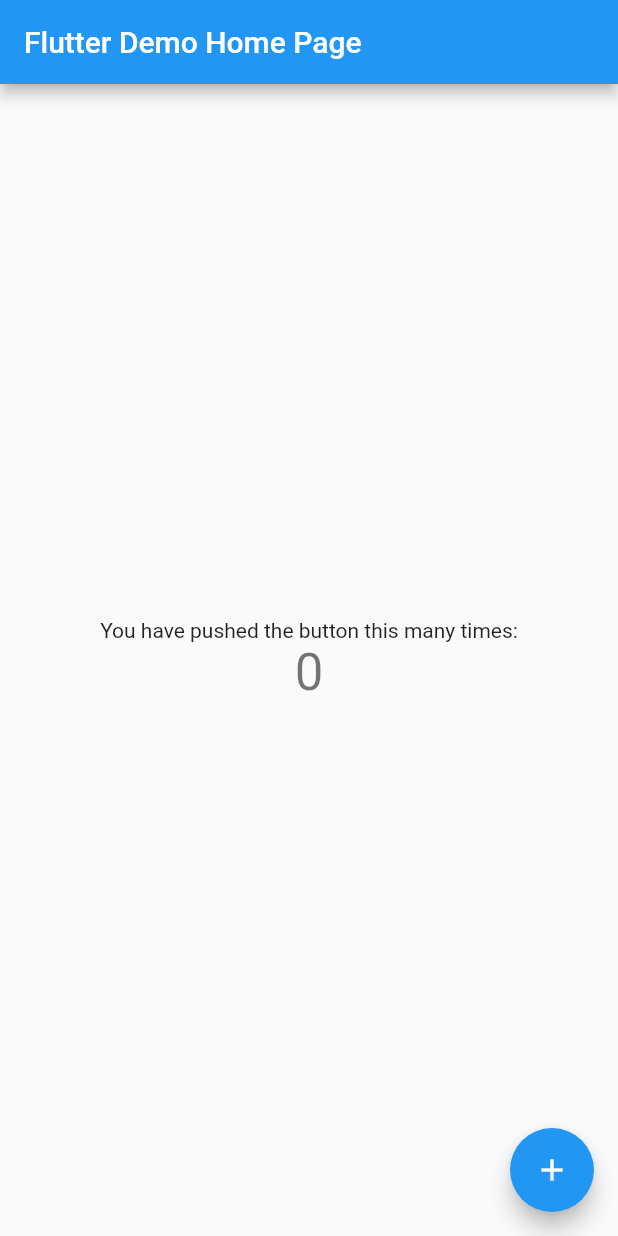
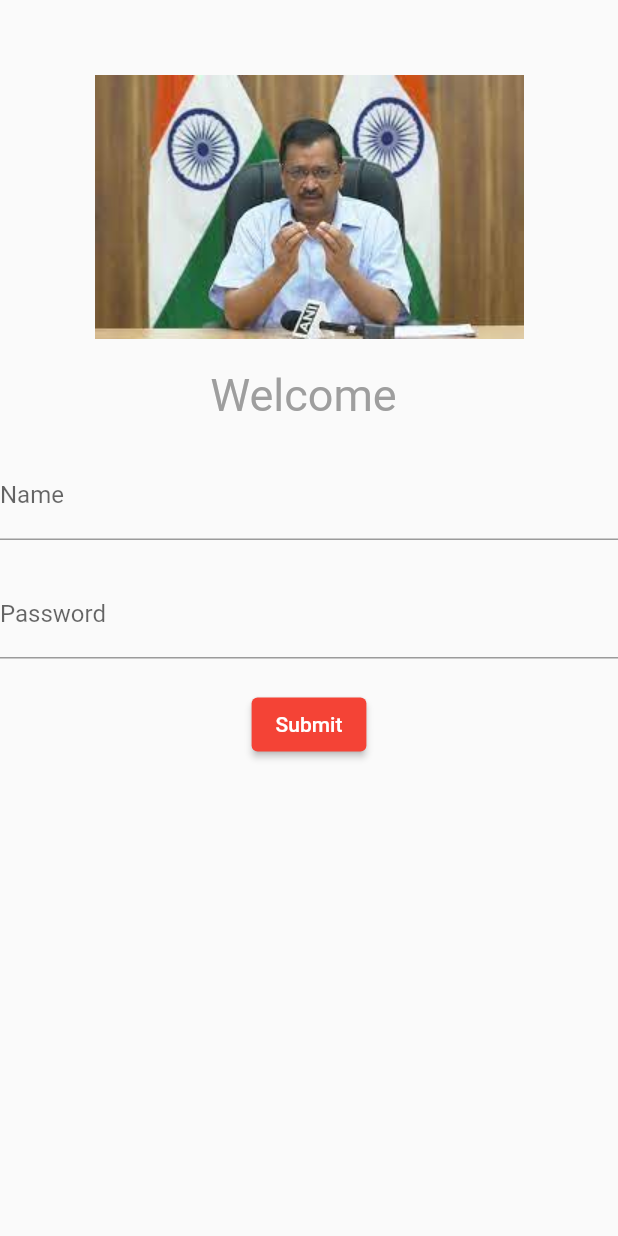
Before and after one commit to heetbhalani/firstFlutterProject, a Flutter app: the screen it shows after launch, on a phone screen of 412 x 824 dp. Run offline on Flutter 3.47's test engine with Material 2 defaults, Android fonts, the phone set to English and light mode, and no system bars; our stand-ins replace google_fonts.

Commit message:
day4 completed

```diff
--- a/lib/main.dart
+++ b/lib/main.dart
@@ -1,115 +1,28 @@
 import 'package:flutter/material.dart';
+import 'package:flutter_catalog/pages/home_page.dart';
+import 'package:flutter_catalog/pages/login_page.dart';
+import 'package:google_fonts/google_fonts.dart';
 
 void main() {
-  runApp(const MyApp());
+  runApp(MyApp());
 }
 
 class MyApp extends StatelessWidget {
-  const MyApp({Key? key}) : super(key: key);
-
-  // This widget is the root of your application.
   @override
   Widget build(BuildContext context) {
     return MaterialApp(
-      title: 'Flutter Demo',
+      themeMode: ThemeMode.light,
       theme: ThemeData(
-        // This is the theme of your application.
-        //
-        // Try running your application with "flutter run". You'll see the
-        // application has a blue toolbar. Then, without quitting the app, try
-        // changing the primarySwatch below to Colors.green and then invoke
-        // "hot reload" (press "r" in the console where you ran "flutter run",
-        // or simply save your changes to "hot reload" in a Flutter IDE).
-        // Notice that the counter didn't reset back to zero; the application
-        // is not restarted.
-        primarySwatch: Colors.blue,
-      ),
-      home: const MyHomePage(title: 'Flutter Demo Home Page'),
+        primarySwatch: Colors.red,
+        fontFamily: GoogleFonts.balooBhai().fontFamily
+        ),
+      // home :HomePage(),
+      initialRoute: "/",
+      routes: {
+        "/login": (context) => LoginPage(),
+        "/home": (context) => HomePage(),
+        "/" : (context) => LoginPage()
+      },
     );
   }
 }
-
-class MyHomePage extends StatefulWidget {
-  const MyHomePage({Key? key, required this.title}) : super(key: key);
-
-  // This widget is the home page of your application. It is stateful, meaning
-  // that it has a State object (defined below) that contains fields that affect
-  // how it looks.
-
-  // This class is the configuration for the state. It holds the values (in this
-  // case the title) provided by the parent (in this case the App widget) and
-  // used by the build method of the State. Fields in a Widget subclass are
-  // always marked "final".
-
-  final String title;
-
-  @override
-  State<MyHomePage> createState() => _MyHomePageState();
-}
-
-class _MyHomePageState extends State<MyHomePage> {
-  int _counter = 0;
-
-  void _incrementCounter() {
-    setState(() {
-      // This call to setState tells the Flutter framework that something has
-      // changed in this State, which causes it to rerun the build method below
-      // so that the display can reflect the updated values. If we changed
-      // _counter without calling setState(), then the build method would not be
-      // called again, and so nothing would appear to happen.
-      _counter++;
-    });
-  }
-
-  @override
-  Widget build(BuildContext context) {
-    // This method is rerun every time setState is called, for instance as done
-    // by the _incrementCounter method above.
-    //
-    // The Flutter framework has been optimized to make rerunning build methods
-    // fast, so that you can just rebuild anything that needs updating rather
-    // than having to individually change instances of widgets.
-    return Scaffold(
-      appBar: AppBar(
-        // Here we take the value from the MyHomePage object that was created by
-        // the App.build method, and use it to set our appbar title.
-        title: Text(widget.title),
-      ),
-      body: Center(
-        // Center is a layout widget. It takes a single child and positions it
-        // in the middle of the parent.
-        child: Column(
-          // Column is also a layout widget. It takes a list of children and
-          // arranges them vertically. By default, it sizes itself to fit its
-          // children horizontally, and tries to be as tall as its parent.
-          //
-          // Invoke "debug painting" (press "p" in the console, choose the
-          // "Toggle Debug Paint" action from the Flutter Inspector in Android
-          // Studio, or the "Toggle Debug Paint" command in Visual Studio Code)
-          // to see the wireframe for each widget.
-          //
-          // Column has various properties to control how it sizes itself and
-          // how it positions its children. Here we use mainAxisAlignment to
-          // center the children vertically; the main axis here is the vertical
-          // axis because Columns are vertical (the cross axis would be
-          // horizontal).
-          mainAxisAlignment: MainAxisAlignment.center,
-          children: <Widget>[
-            const Text(
-              'You have pushed the button this many times:',
-            ),
-            Text(
-              '$_counter',
-              style: Theme.of(context).textTheme.headline4,
-            ),
-          ],
-        ),
-      ),
-      floatingActionButton: FloatingActionButton(
-        onPressed: _incrementCounter,
-        tooltip: 'Increment',
-        child: const Icon(Icons.add),
-      ), // This trailing comma makes auto-formatting nicer for build methods.
-    );
-  }
-}
--- /dev/null
+++ b/lib/pages/home_page.dart
@@ -0,0 +1,20 @@
+import 'package:flutter/material.dart';
+
+class HomePage extends StatelessWidget {
+
+   @override
+  Widget build(BuildContext context) {
+
+    return Scaffold(
+        appBar: AppBar(
+          title: Text("First App"),
+        ),
+        body: Center(
+          child: Container(
+          child: Text("hello buddy"),
+        ),
+      ),
+      drawer: Drawer(),
+    );
+  }
+}
--- /dev/null
+++ b/lib/pages/login_page.dart
@@ -0,0 +1,58 @@
+import 'dart:ui';
+
+import 'package:flutter/material.dart';
+
+class LoginPage extends StatelessWidget {
+  @override
+  Widget build(BuildContext context) {
+    return Material(
+        child: Column(
+      children: [
+        SizedBox(
+          height: 50.0,
+        ),
+
+        Image.asset("assets/images/arvind_kejriwal.jpg", fit: BoxFit.cover),
+
+        SizedBox(
+          height: 20.0,
+        ),
+
+        // ignore: prefer_const_constructors
+        Text(
+          "Welcome ",
+          style: TextStyle(fontSize: 30.0, color: Colors.grey),
+        ),
+
+        SizedBox(
+          height: 20.0,
+        ),
+
+        TextFormField(
+          decoration:
+              InputDecoration(hintText: "Enter Your name", labelText: "Name"),
+        ),
+
+        SizedBox(
+          height: 20.0,
+        ),
+
+        TextFormField(
+          obscureText: true,
+          decoration: InputDecoration(
+              hintText: "Enter Your Password", labelText: "Password"),
+        ),
+
+        SizedBox(
+          height: 20.0,
+        ),
+
+        ElevatedButton(
+            onPressed: () {
+              print("Yes buddy I am printed");
+            },
+            child: Text("Submit"))
+      ],
+    ));
+  }
+}
--- a/pubspec.yaml
+++ b/pubspec.yaml
@@ -34,6 +34,7 @@ dependencies:
   # The following adds the Cupertino Icons font to your application.
   # Use with the CupertinoIcons class for iOS style icons.
   cupertino_icons: ^1.0.2
+  google_fonts: ^2.1.0
 
 dev_dependencies:
   flutter_test:
@@ -58,8 +59,8 @@ flutter:
   uses-material-design: true
 
   # To add assets to your application, add an assets section, like this:
-  # assets:
-  #   - images/a_dot_burr.jpeg
+  assets:
+    - assets/images/
   #   - images/a_dot_ham.jpeg
 
   # An image asset can refer to one or more resolution-specific "variants", see
```
Also changed, not shown: assets/images/ar.jpg (added), assets/images/arvind_kejriwal.jpg (added), pubspec.lock, 1 other file.
